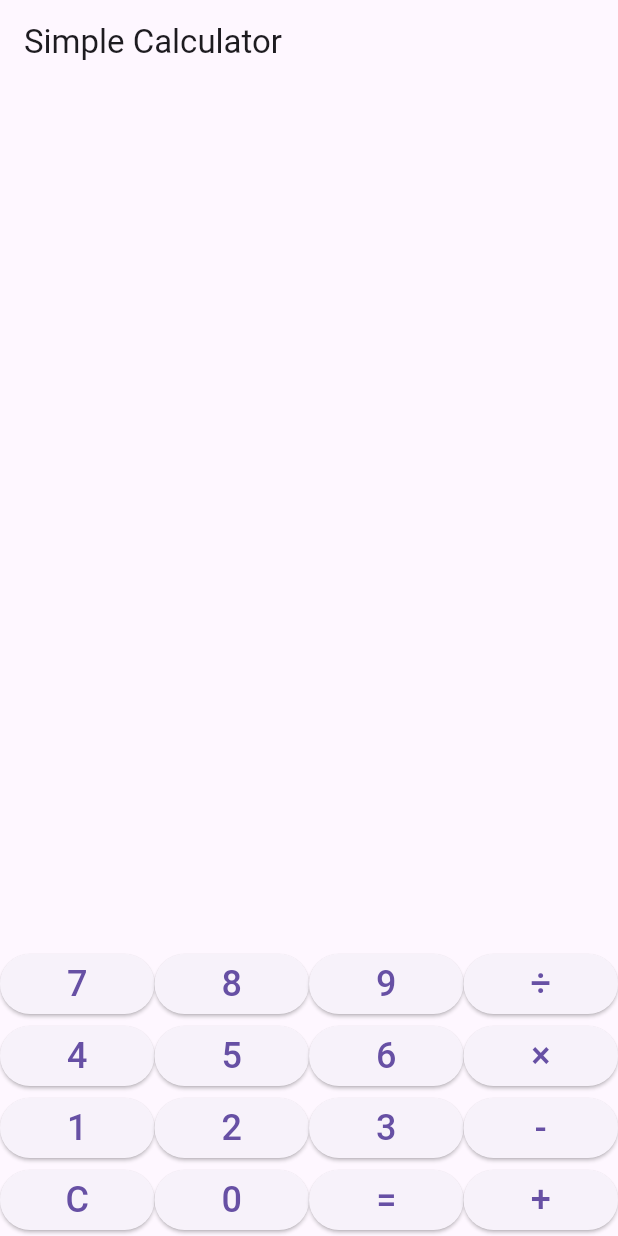
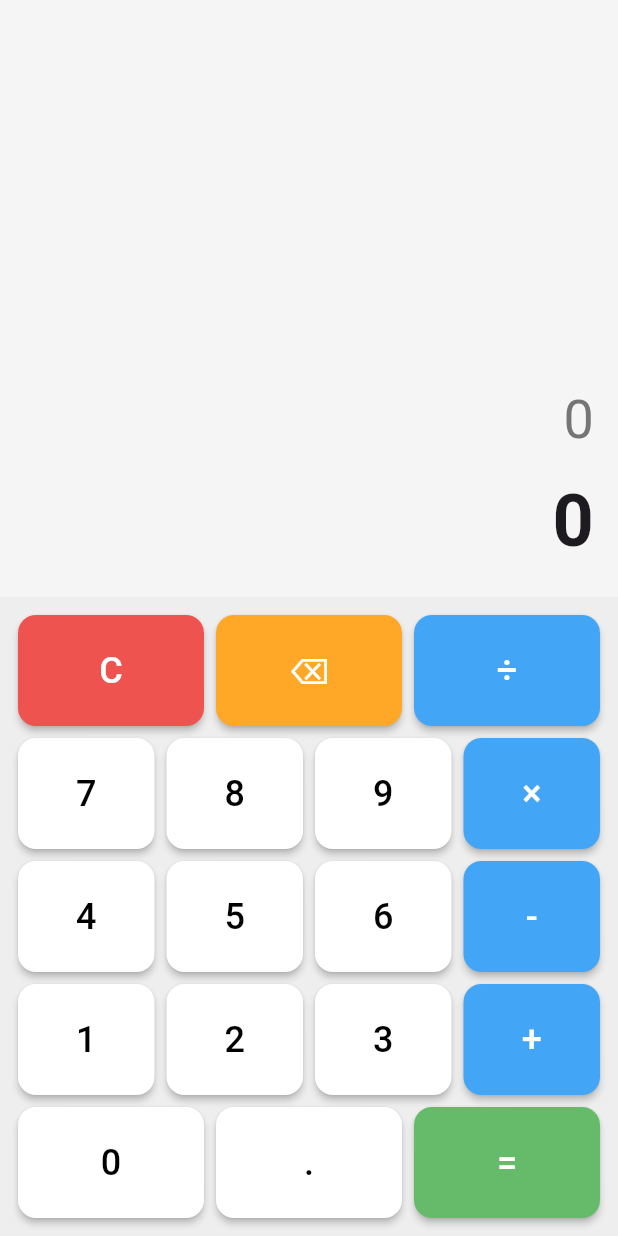
Before and after one commit to leelakuamr/calculator, a Flutter app: the screen it shows after launch, on a phone screen of 412 x 824 dp. Run offline on Flutter 3.47's test engine with Material 3 defaults, Android fonts, the phone set to English and light mode, and no system bars.

Commit message:
chnge file

```diff
--- a/lib/main.dart
+++ b/lib/main.dart
@@ -1,56 +1,171 @@
 import 'package:flutter/material.dart';
 
 void main() {
-  runApp(const CalculatorApp());
+  runApp(CalculatorApp());
 }
 
 class CalculatorApp extends StatelessWidget {
-  const CalculatorApp({super.key});
-
   @override
   Widget build(BuildContext context) {
     return MaterialApp(
-      home: const CalculatorHome(),
       debugShowCheckedModeBanner: false,
+      title: 'Real-Time Calculator',
+      theme: ThemeData(
+        primarySwatch: Colors.blue,
+        visualDensity: VisualDensity.adaptivePlatformDensity,
+        scaffoldBackgroundColor: Colors.grey[100],
+      ),
+      home: CalculatorHomePage(),
     );
   }
 }
 
-class CalculatorHome extends StatefulWidget {
-  const CalculatorHome({super.key});
-
+class CalculatorHomePage extends StatefulWidget {
   @override
-  State<CalculatorHome> createState() => _CalculatorHomeState();
+  _CalculatorHomePageState createState() => _CalculatorHomePageState();
 }
 
-class _CalculatorHomeState extends State<CalculatorHome> {
-  String input = '';
-  String result = '';
+class _CalculatorHomePageState extends State<CalculatorHomePage> {
+  String _expression = '';
+  String _result = '0';
+  bool _isResultDisplayed = false;
 
-  void buttonPressed(String buttonText) {
+  void _onButtonPressed(String value) {
     setState(() {
-      if (buttonText == 'C') {
-        input = '';
-        result = '';
-      } else if (buttonText == '=') {
-        try {
-          final expression = input.replaceAll('×', '*').replaceAll('÷', '/');
-          result = (double.parse(expression.split(RegExp(r'[\+\-\*/]'))[0])
-                   + double.parse(expression.split(RegExp(r'[\+\-\*/]'))[1])).toString();
-        } catch (e) {
-          result = 'Error';
+      if (_isResultDisplayed) {
+        _expression = '';
+        _result = '0';
+        _isResultDisplayed = false;
       }
+
+      if (value == 'C') {
+        _expression = '';
+        _result = '0';
+      } else if (value == '⌫') {
+        if (_expression.isNotEmpty) {
+          _expression = _expression.substring(0, _expression.length - 1);
+        }
+        _calculateResult();
+      } else if (value == '=') {
+        _calculateResult();
+        _isResultDisplayed = true;
       } else {
-        input += buttonText;
+        _expression += value;
+        _calculateResult();
       }
     });
   }
 
-  Widget buildButton(String text) {
+  void _calculateResult() {
+    try {
+      // Replace × with * and ÷ with / for evaluation
+      String evalExpression = _expression.replaceAll('×', '*').replaceAll('÷', '/');
+
+      // Simple evaluation logic for basic arithmetic
+      List<String> tokens = _tokenizeExpression(evalExpression);
+      double result = _evaluateTokens(tokens);
+
+      // Format result
+      if (result.isFinite) {
+        _result = result == result.roundToDouble()
+            ? result.toInt().toString()
+            : result.toStringAsFixed(2).replaceAll(RegExp(r'\.00$'), '');
+      } else {
+        _result = 'Error';
+      }
+    } catch (e) {
+      _result = _expression.isEmpty ? '0' : 'Error';
+    }
+  }
+
+  List<String> _tokenizeExpression(String expression) {
+    List<String> tokens = [];
+    String currentNumber = '';
+
+    for (int i = 0; i < expression.length; i++) {
+      String char = expression[i];
+      if ('0123456789.'.contains(char)) {
+        currentNumber += char;
+      } else if ('+-*/'.contains(char)) {
+        if (currentNumber.isNotEmpty) {
+          tokens.add(currentNumber);
+          currentNumber = '';
+        }
+        tokens.add(char);
+      }
+    }
+    if (currentNumber.isNotEmpty) {
+      tokens.add(currentNumber);
+    }
+    return tokens;
+  }
+
+  double _evaluateTokens(List<String> tokens) {
+    if (tokens.isEmpty) return 0;
+
+    // First pass: handle * and /
+    List<String> firstPass = [];
+    double currentNumber;
+    String? pendingOperator;
+
+    for (int i = 0; i < tokens.length; i++) {
+      String token = tokens[i];
+      if (double.tryParse(token) != null) {
+        currentNumber = double.parse(token);
+        if (pendingOperator != null) {
+          if (pendingOperator == '*') {
+            firstPass[firstPass.length - 1] = (double.parse(firstPass.last) * currentNumber).toString();
+          } else if (pendingOperator == '/') {
+            if (currentNumber == 0) throw Exception('Division by zero');
+            firstPass[firstPass.length - 1] = (double.parse(firstPass.last) / currentNumber).toString();
+          }
+          pendingOperator = null;
+        } else {
+          firstPass.add(token);
+        }
+      } else if (token == '*' || token == '/') {
+        pendingOperator = token;
+      } else {
+        firstPass.add(token);
+        pendingOperator = null;
+      }
+    }
+
+    // Second pass: handle + and -
+    double result = double.parse(firstPass[0]);
+    for (int i = 1; i < firstPass.length; i += 2) {
+      String operator = firstPass[i];
+      double nextNumber = double.parse(firstPass[i + 1]);
+      if (operator == '+') {
+        result += nextNumber;
+      } else if (operator == '-') {
+        result -= nextNumber;
+      }
+    }
+
+    return result;
+  }
+
+  Widget _buildButton(String text, {Color color = Colors.white, Color textColor = Colors.black}) {
     return Expanded(
+      child: Padding(
+        padding: const EdgeInsets.all(4.0),
         child: ElevatedButton(
-        onPressed: () => buttonPressed(text),
-        child: Text(text, style: const TextStyle(fontSize: 24)),
+          onPressed: () => _onButtonPressed(text),
+          style: ElevatedButton.styleFrom(
+            padding: EdgeInsets.all(20),
+            backgroundColor: color,
+            foregroundColor: textColor,
+            shape: RoundedRectangleBorder(
+              borderRadius: BorderRadius.circular(12),
+            ),
+            elevation: 2,
+          ),
+          child: Text(
+            text,
+            style: TextStyle(fontSize: 24, fontWeight: FontWeight.w500),
+          ),
+        ),
       ),
     );
   }
@@ -58,58 +173,83 @@ class _CalculatorHomeState extends State<CalculatorHome> {
   @override
   Widget build(BuildContext context) {
     return Scaffold(
-      appBar: AppBar(title: const Text('Simple Calculator')),
-      body: Column(
-        children: <Widget>[
+      body: SafeArea(
+        child: Column(
+          children: [
             Expanded(
               child: Container(
-              padding: const EdgeInsets.all(24),
+                padding: EdgeInsets.all(16),
                 alignment: Alignment.bottomRight,
                 child: Column(
                   mainAxisAlignment: MainAxisAlignment.end,
                   crossAxisAlignment: CrossAxisAlignment.end,
                   children: [
-                  Text(input, style: const TextStyle(fontSize: 32)),
-                  const SizedBox(height: 10),
-                  Text(result, style: const TextStyle(fontSize: 48, fontWeight: FontWeight.bold)),
+                    SingleChildScrollView(
+                      scrollDirection: Axis.horizontal,
+                      reverse: true,
+                      child: Text(
+                        _expression.isEmpty ? '0' : _expression,
+                        style: TextStyle(fontSize: 36, color: Colors.grey[600]),
+                      ),
+                    ),
+                    SizedBox(height: 8),
+                    Text(
+                      _result,
+                      style: TextStyle(fontSize: 48, fontWeight: FontWeight.bold),
+                    ),
                   ],
                 ),
               ),
             ),
+            Container(
+              padding: EdgeInsets.all(8),
+              color: Colors.grey[200],
+              child: Column(
+                children: [
                   Row(
-            children: <Widget>[
-              buildButton('7'),
-              buildButton('8'),
-              buildButton('9'),
-              buildButton('÷'),
+                    children: [
+                      _buildButton('C', color: Colors.red[400]!, textColor: Colors.white),
+                      _buildButton('⌫', color: Colors.orange[400]!, textColor: Colors.white),
+                      _buildButton('÷', color: Colors.blue[400]!, textColor: Colors.white),
                     ],
                   ),
                   Row(
-            children: <Widget>[
-              buildButton('4'),
-              buildButton('5'),
-              buildButton('6'),
-              buildButton('×'),
+                    children: [
+                      _buildButton('7'),
+                      _buildButton('8'),
+                      _buildButton('9'),
+                      _buildButton('×', color: Colors.blue[400]!, textColor: Colors.white),
                     ],
                   ),
                   Row(
-            children: <Widget>[
-              buildButton('1'),
-              buildButton('2'),
-              buildButton('3'),
-              buildButton('-'),
+                    children: [
+                      _buildButton('4'),
+                      _buildButton('5'),
+                      _buildButton('6'),
+                      _buildButton('-', color: Colors.blue[400]!, textColor: Colors.white),
                     ],
                   ),
                   Row(
-            children: <Widget>[
-              buildButton('C'),
-              buildButton('0'),
-              buildButton('='),
-              buildButton('+'),
+                    children: [
+                      _buildButton('1'),
+                      _buildButton('2'),
+                      _buildButton('3'),
+                      _buildButton('+', color: Colors.blue[400]!, textColor: Colors.white),
+                    ],
+                  ),
+                  Row(
+                    children: [
+                      _buildButton('0'),
+                      _buildButton('.'),
+                      _buildButton('=', color: Colors.green[400]!, textColor: Colors.white),
                     ],
                   ),
                 ],
               ),
+            ),
+          ],
+        ),
+      ),
     );
   }
 }
```
Also changed, not shown: 1 other file. Lines whose indentation alone changed are shown as unchanged.
